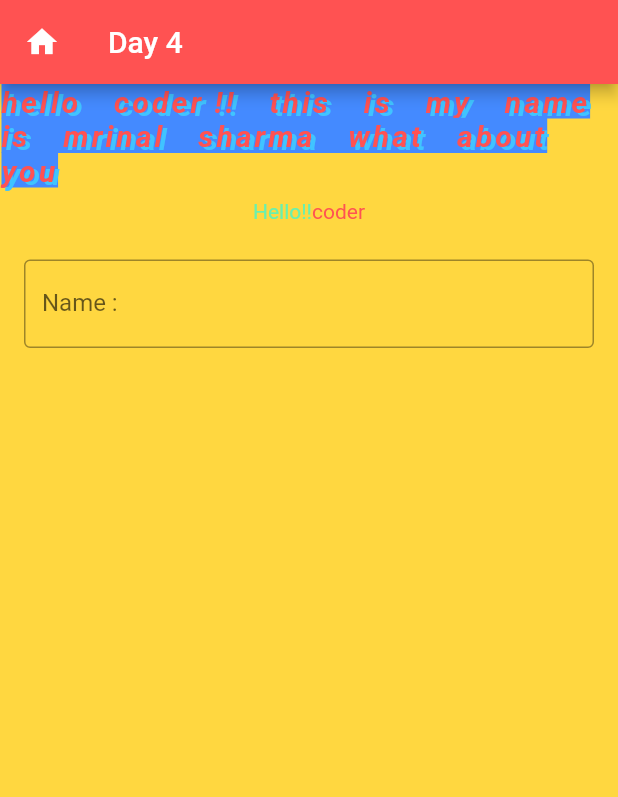
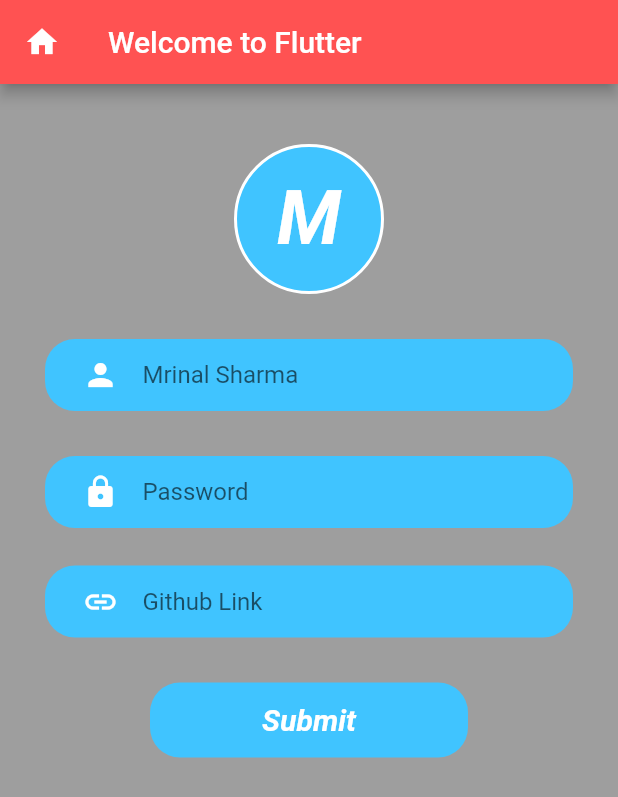
Before and after one commit to Mrinalsharma1/flutter_app, a Flutter app: the screen it shows after launch, on a phone screen of 412 x 824 dp. Shown: the top 797 px of the screen. Run offline on Flutter 3.47's test engine with Material 2 defaults, Android fonts, the phone set to English and light mode, and no system bars.

Commit message:
day 5 first_project

```diff
--- a/lib/main.dart
+++ b/lib/main.dart
@@ -1,4 +1,6 @@
+import 'package:flutter/cupertino.dart';
 import 'package:flutter/material.dart';
+import 'package:flutter/painting.dart';
 
 void main() {
   runApp(MyApp());
@@ -8,67 +10,114 @@ class MyApp extends StatelessWidget {
   @override
   Widget build(BuildContext context) {
     return MaterialApp(
-      title: "App 1",
+      debugShowCheckedModeBanner: false,
+      title: 'my App',
       home: Scaffold(
-          backgroundColor: Colors.amberAccent,
+          backgroundColor: Colors.grey,
           appBar: AppBar(
-            title: Text("Day 4"),
+            title: Text('Welcome to Flutter'),
             leading: Icon(Icons.home),
             backgroundColor: Colors.redAccent,
           ),
-          body: Column(
-            children: [
-              Text(
-                "hello coder !! this is my name is mrinal sharma what about you",
-                style: TextStyle(
-                    color: Colors.redAccent,
-                    fontSize: 20,
-                    fontStyle: FontStyle.italic,
-                    fontWeight: FontWeight.w700,
-                    backgroundColor: Colors.blueAccent,
-                    letterSpacing: 2.0,
-                    wordSpacing: 15.0,
-                    shadows: [
-                      Shadow(
+          body: Center(
+            child: Column(
+              children: [
+                Center(
+                  child: Container(
+                    height: 100,
+                    width: 100,
+                    margin: EdgeInsets.only(top: 40),
+                    decoration: BoxDecoration(
+                        borderRadius: BorderRadius.circular(100),
                         color: Colors.lightBlueAccent,
-                        offset: Offset(3.0, 2.0),
-                      ),
-                    ]),
-              ),
-              Padding(
-                padding: const EdgeInsets.all(8.0),
-                child: RichText(
-                  text: TextSpan(
-                      text: "Hello!!",
+                        border: Border.all(color: Colors.white, width: 2)),
+                    child: Center(
+                        child: Text(
+                      'M',
                       style: TextStyle(
-                        color: Colors.greenAccent,
-                      ),
-                      children: <TextSpan>[
-                        TextSpan(
-                          text: 'coder',
-                          style: TextStyle(
-                            color: Colors.redAccent,
-                          ),
-                        ),
-                      ]),
+                          fontSize: 50,
+                          color: Colors.white,
+                          fontWeight: FontWeight.bold,
+                          fontStyle: FontStyle.italic),
+                    )),
+                  ),
                 ),
-              ),
-              Column(
-                children: [
-                  Padding(
-                    padding: const EdgeInsets.all(16.0),
+                Container(
+                  margin: EdgeInsets.all(30),
+                  alignment: Alignment.center,
+                  decoration: BoxDecoration(
+                    color: Colors.lightBlueAccent,
+                    borderRadius: BorderRadius.circular(20),
+                  ),
+                  child: Padding(
+                    padding: const EdgeInsets.only(left: 25),
                     child: TextField(
-                      // obscureText: true,//hide your input text as like password
                       decoration: InputDecoration(
-                        border: OutlineInputBorder(),
-                        labelText: 'Name :',
-                        hintText: 'Enter Your Name',
+                        border: InputBorder.none,
+                        hintText: 'Mrinal Sharma',
+                        icon: Icon(Icons.person, color: Colors.white),
                       ),
                     ),
                   ),
-                ],
-              )
-            ],
+                ),
+                Container(
+                  margin: EdgeInsets.only(left: 30, right: 30),
+                  alignment: Alignment.center,
+                  decoration: BoxDecoration(
+                    color: Colors.lightBlueAccent,
+                    borderRadius: BorderRadius.circular(20),
+                  ),
+                  child: Padding(
+                    padding: const EdgeInsets.only(left: 25),
+                    child: TextField(
+                      decoration: InputDecoration(
+                        border: InputBorder.none,
+                        hintText: 'Password',
+                        icon: Icon(Icons.lock, color: Colors.white),
+                      ),
+                    ),
+                  ),
+                ),
+                Container(
+                  margin: EdgeInsets.only(left: 30, top: 25, right: 30),
+                  alignment: Alignment.center,
+                  decoration: BoxDecoration(
+                    color: Colors.lightBlueAccent,
+                    borderRadius: BorderRadius.circular(20),
+                  ),
+                  child: Padding(
+                    padding: const EdgeInsets.only(left: 25),
+                    child: TextField(
+                      decoration: InputDecoration(
+                        border: InputBorder.none,
+                        hintText: 'Github Link',
+                        icon: Icon(Icons.link, color: Colors.white),
+                      ),
+                    ),
+                  ),
+                ),
+                Container(
+                  margin: EdgeInsets.only(left: 100, top: 30, right: 100),
+                  height: 50,
+                  width: 500,
+                  alignment: Alignment.center,
+                  decoration: BoxDecoration(
+                    color: Colors.lightBlueAccent,
+                    borderRadius: BorderRadius.circular(20),
+                  ),
+                  child: Center(
+                      child: Text(
+                    "Submit",
+                    style: TextStyle(
+                      color: Colors.white,
+                      fontSize: 20,
+                      fontWeight: FontWeight.w700,
+                      fontStyle: FontStyle.italic,
+                    ),
+                  )),
+                ),
+              ],
+            ),
           )),
     );
   }
```
